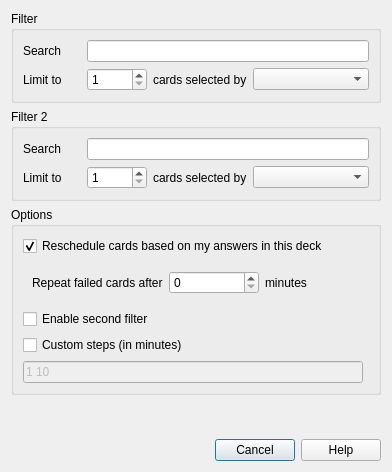
Old version of the form qt/aqt/forms/dyndconf.ui in the repository ankitects/anki.
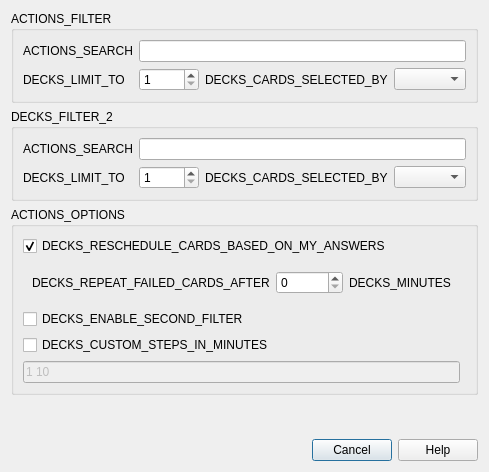
New version of the form.

Diff of the .ui file:
```diff
--- a/qt/aqt/forms/dyndconf.ui
+++ b/qt/aqt/forms/dyndconf.ui
@@ -17,20 +17,20 @@
    <item>
     <widget class="QGroupBox" name="groupBox">
      <property name="title">
-      <string>Filter</string>
+      <string>ACTIONS_FILTER</string>
      </property>
      <layout class="QGridLayout" name="gridLayout">
       <item row="1" column="0">
        <widget class="QLabel" name="label_5">
         <property name="text">
-         <string>Limit to</string>
+         <string>DECKS_LIMIT_TO</string>
         </property>
        </widget>
       </item>
       <item row="0" column="0">
        <widget class="QLabel" name="label_2">
         <property name="text">
-         <string>Search</string>
+         <string>ACTIONS_SEARCH</string>
         </property>
        </widget>
       </item>
@@ -53,7 +53,7 @@
       <item row="1" column="2">
        <widget class="QLabel" name="label">
         <property name="text">
-         <string>cards selected by</string>
+         <string>DECKS_CARDS_SELECTED_BY</string>
         </property>
        </widget>
       </item>
@@ -69,13 +69,13 @@
    <item>
     <widget class="QGroupBox" name="filter2group">
      <property name="title">
-      <string>Filter 2</string>
+      <string>DECKS_FILTER_2</string>
      </property>
      <layout class="QGridLayout" name="gridLayout_3">
       <item row="1" column="0">
        <widget class="QLabel" name="label_6">
         <property name="text">
-         <string>Limit to</string>
+         <string>DECKS_LIMIT_TO</string>
         </property>
        </widget>
       </item>
@@ -88,7 +88,7 @@
       <item row="0" column="0">
        <widget class="QLabel" name="label_3">
         <property name="text">
-         <string>Search</string>
+         <string>ACTIONS_SEARCH</string>
         </property>
        </widget>
       </item>
@@ -111,7 +111,7 @@
       <item row="1" column="2">
        <widget class="QLabel" name="label_4">
         <property name="text">
-         <string>cards selected by</string>
+         <string>DECKS_CARDS_SELECTED_BY</string>
         </property>
        </widget>
       </item>
@@ -121,13 +121,13 @@
    <item>
     <widget class="QGroupBox" name="groupBox_2">
      <property name="title">
-      <string>Options</string>
+      <string>ACTIONS_OPTIONS</string>
      </property>
      <layout class="QGridLayout" name="gridLayout_2">
       <item row="0" column="0" colspan="2">
        <widget class="QCheckBox" name="resched">
         <property name="text">
-         <string>Reschedule cards based on my answers in this deck</string>
+         <string>DECKS_RESCHEDULE_CARDS_BASED_ON_MY_ANSWERS</string>
         </property>
         <property name="checked">
          <bool>true</bool>
@@ -137,7 +137,7 @@
       <item row="2" column="0">
        <widget class="QCheckBox" name="secondFilter">
         <property name="text">
-         <string>Enable second filter</string>
+         <string>DECKS_ENABLE_SECOND_FILTER</string>
         </property>
        </widget>
       </item>
@@ -147,7 +147,7 @@
          <item>
           <widget class="QLabel" name="label_7">
            <property name="text">
-            <string>Repeat failed cards after</string>
+            <string>DECKS_REPEAT_FAILED_CARDS_AFTER</string>
            </property>
           </widget>
          </item>
@@ -157,7 +157,7 @@
          <item>
           <widget class="QLabel" name="label_8">
            <property name="text">
-            <string>minutes</string>
+            <string>DECKS_MINUTES</string>
            </property>
           </widget>
          </item>
@@ -177,7 +177,7 @@
       <item row="3" column="0">
        <widget class="QCheckBox" name="stepsOn">
         <property name="text">
-         <string>Custom steps (in minutes)</string>
+         <string>DECKS_CUSTOM_STEPS_IN_MINUTES</string>
         </property>
        </widget>
       </item>
```
Left out of the diff: 2 changed lines with no effect on the pictures.
